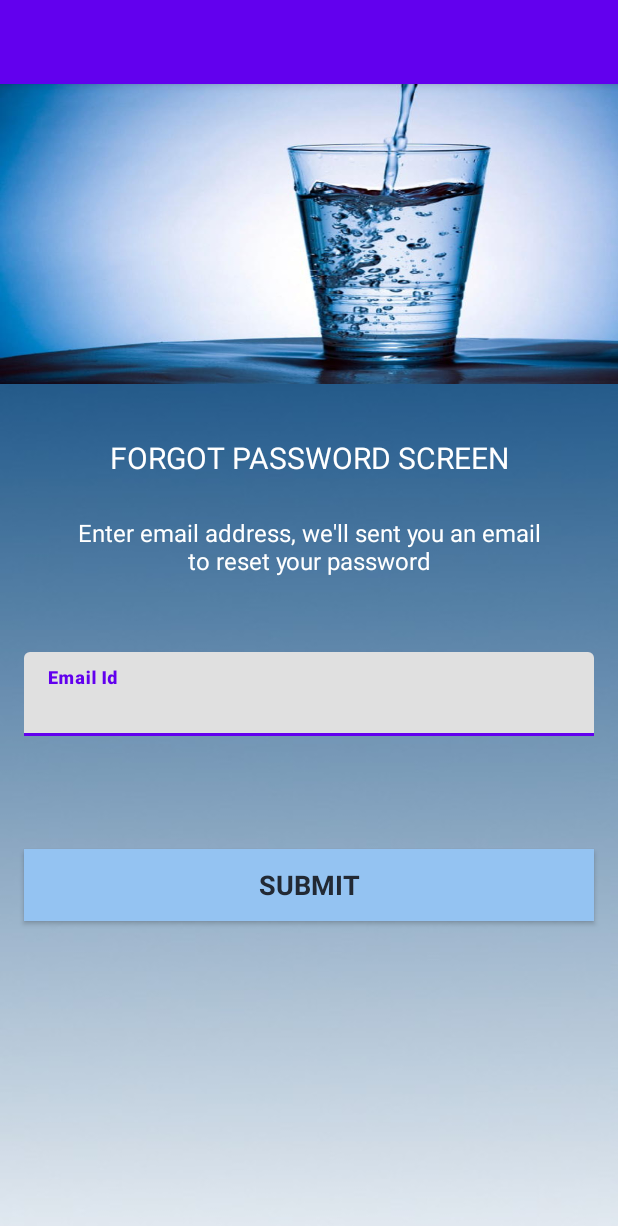
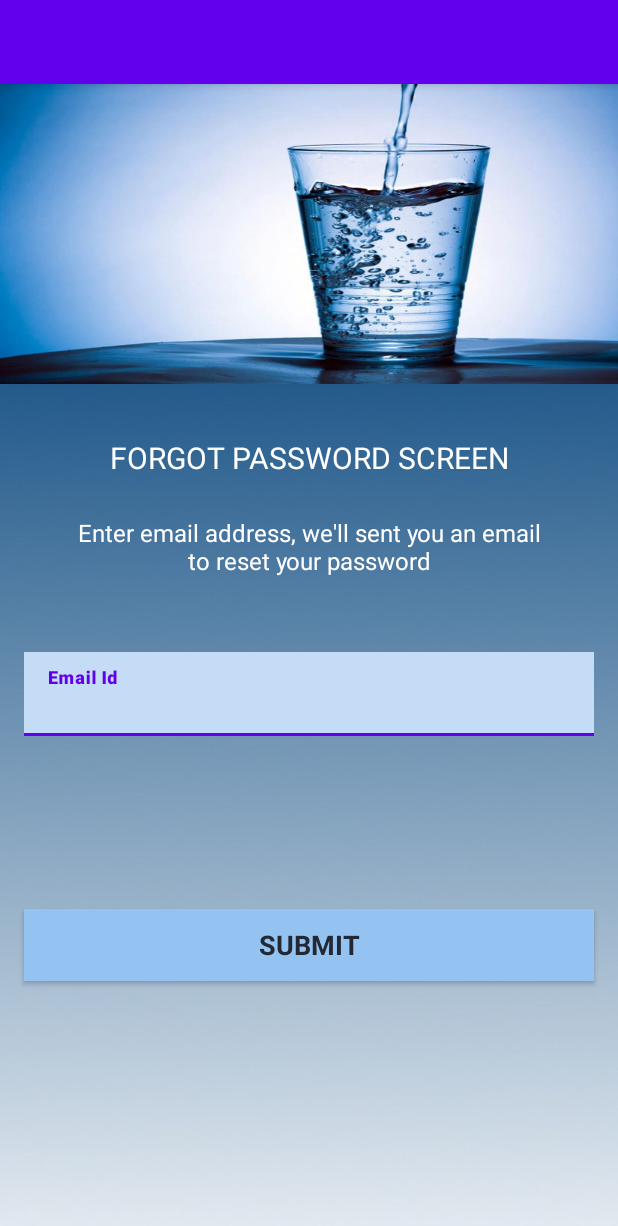
Before and after one commit to JoelK02/Water-reminder-android-application, an Android app: the screen it shows after launch (ForgotPasswordActivity), after a tap on "Forgot Password?", on a phone screen of 412 x 824 dp. Shown: the top 1226 px of the screen. Run offline under Robolectric (Android 15) with nearby library versions, the phone set to English and light mode, and no system bars; our stand-ins replace Firebase (no records; nobody signed in at launch, a user with empty details on screens opened directly).

Commit message:
GUI design

```diff
--- a/FirebaseAuthDemo/app/build.gradle
+++ b/FirebaseAuthDemo/app/build.gradle
@@ -46,8 +46,10 @@ dependencies {
     implementation platform('com.google.firebase:firebase-bom:28.2.1')
     implementation 'com.google.firebase:firebase-analytics-ktx'
     implementation 'androidx.constraintlayout:constraintlayout:2.0.4'
+    implementation 'androidx.coordinatorlayout:coordinatorlayout:1.1.0'
     implementation 'com.google.firebase:firebase-auth:19.3.2'
     implementation 'com.google.firebase:firebase-database:20.0.0'
+    implementation 'com.google.firebase:firebase-database-ktx:20.0.0'
     testImplementation 'junit:junit:4.+'
     androidTestImplementation 'androidx.test.ext:junit:1.1.3'
     androidTestImplementation 'androidx.test.espresso:espresso-core:3.4.0'
--- a/FirebaseAuthDemo/app/src/main/java/com/firebaseauthdemo/LoginActivity.kt
+++ b/FirebaseAuthDemo/app/src/main/java/com/firebaseauthdemo/LoginActivity.kt
@@ -27,12 +27,12 @@ class LoginActivity : AppCompatActivity() {
         // if user login ady without logout, next time it will return to MainActivity but not Login Activity
         // .currentUser = to get the current user
         // if no user sign in , then .currentUser will return null
-        val currentuser = FirebaseAuth.getInstance().currentUser
-        if (currentuser != null){
+        //val currentuser = FirebaseAuth.getInstance().currentUser
+        //if (currentuser != null){
             // user is sign in
-            startActivity(Intent(this@LoginActivity, MainActivity::class.java))
-            finish()
-        }
+            //startActivity(Intent(this@LoginActivity, MainActivity::class.java))
+            //finish()
+        //}
 
         tv_register = findViewById(R.id.tv_register)
         btn_login = findViewById(R.id.btn_login)
@@ -86,7 +86,7 @@ class LoginActivity : AppCompatActivity() {
 
                                 // sent user to from RegisterActivity to MainActivity
                                 // Android API only accept java so use class.java
-                                val intent = Intent(this@LoginActivity, MainActivity::class.java)
+                                //val intent = Intent(this@LoginActivity, MainActivity::class.java)
 
                                 // getting rid of extra layers of activities we had
                                 // e.g. from Register to Login, Login to Register wil cause lot of instance so need to get rid of these
--- a/FirebaseAuthDemo/app/src/main/java/com/firebaseauthdemo/RegisterActivity.kt
+++ b/FirebaseAuthDemo/app/src/main/java/com/firebaseauthdemo/RegisterActivity.kt
@@ -111,7 +111,7 @@ class RegisterActivity : AppCompatActivity() {
 
                                 // sent user to from RegisterActivity to MainActivity
                                 // Android API only accept java so use class.java
-                                val intent = Intent(this@RegisterActivity, MainActivity::class.java)
+                                //val intent = Intent(this@RegisterActivity, MainActivity::class.java)
 
                                 // getting rid of extra layers of activities we had
                                 // e.g. from Register to Login, Login to Register wil cause lot of instance so need to get rid of these
--- a/FirebaseAuthDemo/app/src/main/res/layout/activity_forgot_password.xml
+++ b/FirebaseAuthDemo/app/src/main/res/layout/activity_forgot_password.xml
@@ -81,8 +81,8 @@
             android:id="@+id/et_register_email"
             android:layout_width="match_parent"
             android:layout_height="wrap_content"
+            android:background="@color/lightblue"
             android:fontFamily="sans-serif-black"
-            android:imeOptions="actionDone"
             android:inputType="textEmailAddress" />
 
     </com.google.android.material.textfield.TextInputLayout>
@@ -93,7 +93,7 @@
         android:layout_height="wrap_content"
         android:layout_marginStart="16dp"
         android:layout_marginEnd="16dp"
-        android:layout_marginBottom="210dp"
+        android:layout_marginBottom="170dp"
         android:background="@color/matteblue"
         android:fontFamily="sans-serif"
         android:foreground="?attr/selectableItemBackground"
--- a/FirebaseAuthDemo/build.gradle
+++ b/FirebaseAuthDemo/build.gradle
@@ -19,7 +19,6 @@ allprojects {
     repositories {
         google()
         mavenCentral()
-        jcenter() // Warning: this repository is going to shut down soon
     }
 }
 
```
Also changed, not shown: FirebaseAuthDemo/app/src/main/AndroidManifest.xml (+2 -7 lines), 1 other file.
